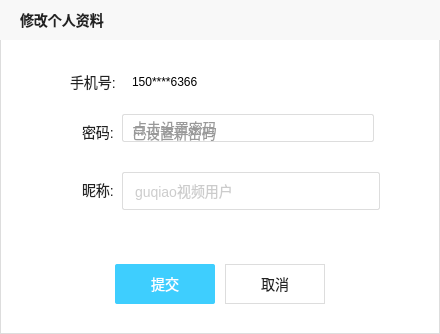
Above: client/Player/modifymyselfdialog.ui from guqiaokkk/VideoSystem before the change. Below: the same form after it.
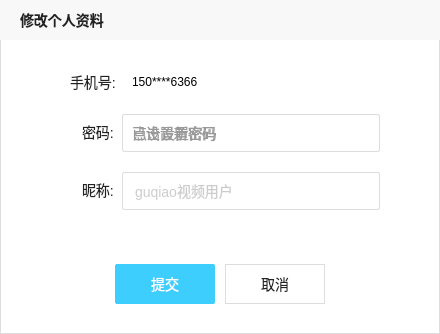
That is the form after the change. Icons and pictures are not drawn.

The edit to the form file:
```diff
--- a/client/Player/modifymyselfdialog.ui
+++ b/client/Player/modifymyselfdialog.ui
@@ -104,8 +104,8 @@
     <rect>
      <x>122</x>
      <y>114</y>
-     <width>252</width>
-     <height>28</height>
+     <width>258</width>
+     <height>38</height>
     </rect>
    </property>
    <property name="styleSheet">
```
Left out of the diff: 2 changed lines with no effect on the pictures.
